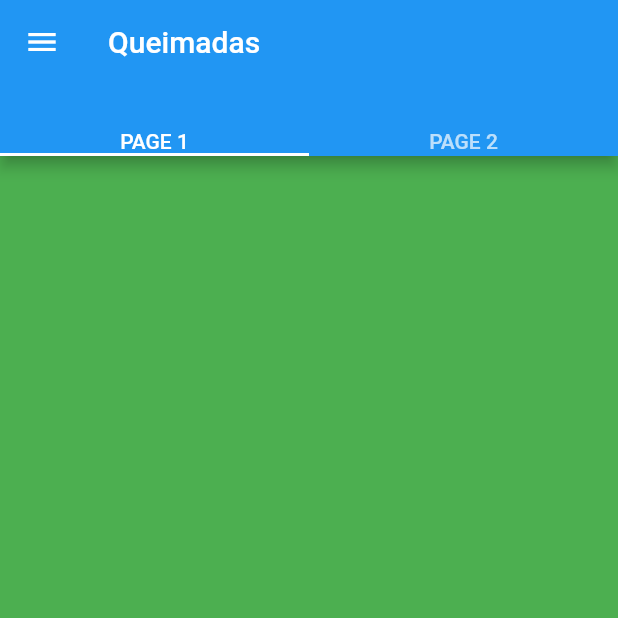
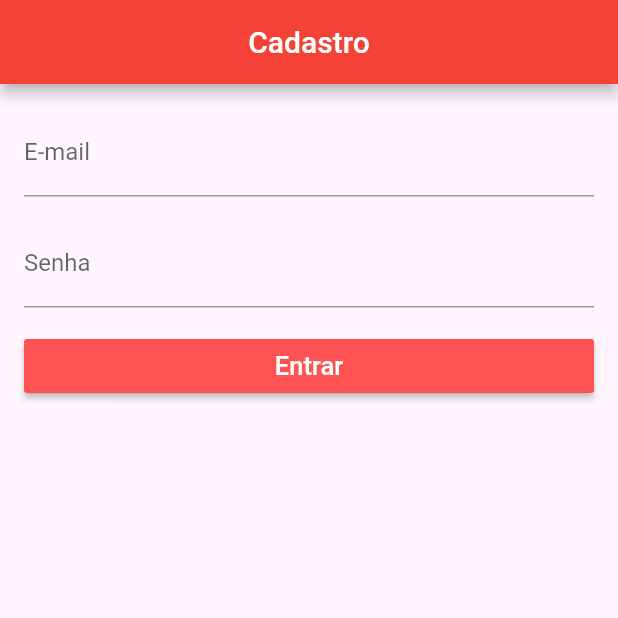
Before and after one commit to fernandodx/queimadas, a Flutter app: the screen it shows after launch, on a phone screen of 412 x 824 dp, the top half of it. Run offline on Flutter 3.47's test engine with Material 2 defaults, Android fonts, the phone set to English and light mode, and no system bars.

Commit message:
- Inicio tela cadastro

```diff
--- a/lib/main.dart
+++ b/lib/main.dart
@@ -1,5 +1,6 @@
 import 'package:flutter/material.dart';
-import 'package:queimadas/home_page.dart';
+import 'package:queimadas/pages/home_page.dart';
+import 'package:queimadas/pages/login.dart';
 
 void main() => runApp(MyApp());
 
@@ -10,9 +11,12 @@ class MyApp extends StatelessWidget {
       debugShowCheckedModeBanner: false,
       title: 'Queimadas',
       theme: ThemeData(
-        primarySwatch: Colors.blue,
+        primarySwatch: Colors.red,
+        scaffoldBackgroundColor: Color(0xFFfff6fe)
+
       ),
-      home: HomePage(),
+//      home: HomePage(),
+    home: Login(),
     );
   }
 }
--- a/lib/home_page.dart
+++ b/lib/pages/home_page.dart
@@ -15,7 +15,7 @@ class HomePage extends StatelessWidget {
         ),
         body: TabBarView(children: [
           Container(
-            color: Colors.green,
+
           ),
           Container(
             color: Colors.greenAccent,
--- /dev/null
+++ b/lib/pages/login.dart
@@ -0,0 +1,50 @@
+import 'package:flutter/material.dart';
+
+class Login extends StatelessWidget {
+  @override
+  Widget build(BuildContext context) {
+    return Scaffold(
+      appBar: AppBar(
+        title: Text("Cadastro"),
+        centerTitle: true,
+      ),
+      body: Container(
+        margin: EdgeInsets.all(16),
+        child: ListView(
+          children: <Widget>[
+            _textField(name: "E-mail"),
+            SizedBox(height: 15),
+            _textField(name: "Senha", isPassword: true),
+            SizedBox(height: 15),
+            _createButtonDefault("Entrar"),
+          ],
+        ),
+      ),
+    );
+  }
+
+  RaisedButton _createButtonDefault(String label) {
+    return RaisedButton(
+            child: Text(
+              label,
+              style: TextStyle(
+                fontSize: 17,
+              ),
+            ),
+            color: Colors.redAccent,
+            textColor: Colors.white,
+            onPressed: () {},
+          );
+  }
+
+  TextFormField _textField(
+      {@required String name, String hint = "", bool isPassword = false}) {
+    return TextFormField(
+      obscureText: isPassword,
+      decoration: InputDecoration(
+        labelText: name,
+        hintText: hint,
+      ),
+    );
+  }
+}
```
